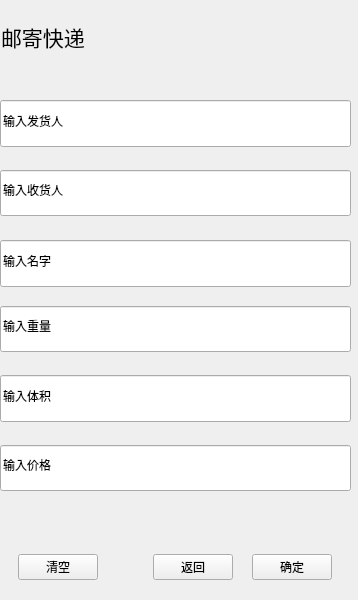
Old version of the form expressmail.ui in the repository sg-first/Express-System.
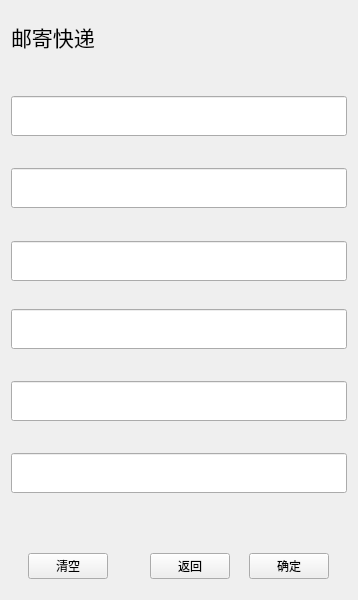
New version of the form.

The edit to the form file:
```diff
--- a/expressmail.ui
+++ b/expressmail.ui
@@ -13,15 +13,25 @@
   <property name="windowTitle">
    <string>Form</string>
   </property>
+  <layout class="QVBoxLayout" name="verticalLayout_2">
+   <item>
+    <spacer name="verticalSpacer_8">
+     <property name="orientation">
+      <enum>Qt::Vertical</enum>
+     </property>
+     <property name="sizeType">
+      <enum>QSizePolicy::Minimum</enum>
+     </property>
+     <property name="sizeHint" stdset="0">
+      <size>
+       <width>20</width>
+       <height>10</height>
+      </size>
+     </property>
+    </spacer>
+   </item>
+   <item>
   <widget class="QLabel" name="label">
-   <property name="geometry">
-    <rect>
-     <x>1</x>
-     <y>21</y>
-     <width>108</width>
-     <height>32</height>
-    </rect>
-   </property>
    <property name="sizePolicy">
     <sizepolicy hsizetype="Fixed" vsizetype="Fixed">
      <horstretch>0</horstretch>
@@ -41,127 +51,24 @@
     <set>Qt::AlignLeading|Qt::AlignLeft|Qt::AlignVCenter</set>
    </property>
   </widget>
-  <widget class="QWidget" name="layoutWidget">
-   <property name="geometry">
-    <rect>
-     <x>1</x>
-     <y>554</y>
-     <width>349</width>
-     <height>26</height>
-    </rect>
-   </property>
-   <layout class="QHBoxLayout" name="horizontalLayout">
+   </item>
     <item>
-     <spacer name="horizontalSpacer_2">
+    <spacer name="verticalSpacer_6">
       <property name="orientation">
-       <enum>Qt::Horizontal</enum>
+      <enum>Qt::Vertical</enum>
       </property>
       <property name="sizeType">
        <enum>QSizePolicy::Preferred</enum>
       </property>
       <property name="sizeHint" stdset="0">
        <size>
-        <width>17</width>
-        <height>20</height>
+       <width>20</width>
+       <height>28</height>
        </size>
       </property>
      </spacer>
     </item>
     <item>
-     <widget class="QPushButton" name="pushButton">
-      <property name="sizePolicy">
-       <sizepolicy hsizetype="Preferred" vsizetype="Fixed">
-        <horstretch>0</horstretch>
-        <verstretch>0</verstretch>
-       </sizepolicy>
-      </property>
-      <property name="text">
-       <string>清空</string>
-      </property>
-     </widget>
-    </item>
-    <item>
-     <spacer name="horizontalSpacer_4">
-      <property name="orientation">
-       <enum>Qt::Horizontal</enum>
-      </property>
-      <property name="sizeHint" stdset="0">
-       <size>
-        <width>17</width>
-        <height>20</height>
-       </size>
-      </property>
-     </spacer>
-    </item>
-    <item>
-     <widget class="QPushButton" name="pushButton_3">
-      <property name="sizePolicy">
-       <sizepolicy hsizetype="Preferred" vsizetype="Fixed">
-        <horstretch>0</horstretch>
-        <verstretch>0</verstretch>
-       </sizepolicy>
-      </property>
-      <property name="text">
-       <string>返回</string>
-      </property>
-     </widget>
-    </item>
-    <item>
-     <spacer name="horizontalSpacer">
-      <property name="orientation">
-       <enum>Qt::Horizontal</enum>
-      </property>
-      <property name="sizeType">
-       <enum>QSizePolicy::Fixed</enum>
-      </property>
-      <property name="sizeHint" stdset="0">
-       <size>
-        <width>13</width>
-        <height>20</height>
-       </size>
-      </property>
-     </spacer>
-    </item>
-    <item>
-     <widget class="QPushButton" name="confirm">
-      <property name="sizePolicy">
-       <sizepolicy hsizetype="Preferred" vsizetype="Fixed">
-        <horstretch>0</horstretch>
-        <verstretch>0</verstretch>
-       </sizepolicy>
-      </property>
-      <property name="text">
-       <string>确定</string>
-      </property>
-     </widget>
-    </item>
-    <item>
-     <spacer name="horizontalSpacer_3">
-      <property name="orientation">
-       <enum>Qt::Horizontal</enum>
-      </property>
-      <property name="sizeType">
-       <enum>QSizePolicy::Fixed</enum>
-      </property>
-      <property name="sizeHint" stdset="0">
-       <size>
-        <width>18</width>
-        <height>20</height>
-       </size>
-      </property>
-     </spacer>
-    </item>
-   </layout>
-  </widget>
-  <widget class="QWidget" name="layoutWidget">
-   <property name="geometry">
-    <rect>
-     <x>0</x>
-     <y>100</y>
-     <width>351</width>
-     <height>391</height>
-    </rect>
-   </property>
    <layout class="QVBoxLayout" name="verticalLayout">
     <item>
      <widget class="QLineEdit" name="fahuo">
@@ -171,8 +78,14 @@
         <verstretch>0</verstretch>
        </sizepolicy>
       </property>
+       <property name="maximumSize">
+        <size>
+         <width>16777215</width>
+         <height>40</height>
+        </size>
+       </property>
       <property name="text">
-       <string>输入发货人</string>
+        <string/>
       </property>
      </widget>
     </item>
@@ -200,8 +113,14 @@
         <verstretch>0</verstretch>
        </sizepolicy>
       </property>
+       <property name="maximumSize">
+        <size>
+         <width>16777215</width>
+         <height>40</height>
+        </size>
+       </property>
       <property name="text">
-       <string>输入收货人</string>
+        <string/>
       </property>
      </widget>
     </item>
@@ -229,8 +148,14 @@
         <verstretch>0</verstretch>
        </sizepolicy>
       </property>
+       <property name="maximumSize">
+        <size>
+         <width>16777215</width>
+         <height>40</height>
+        </size>
+       </property>
       <property name="text">
-       <string>输入名字</string>
+        <string/>
       </property>
      </widget>
     </item>
@@ -258,8 +183,14 @@
         <verstretch>0</verstretch>
        </sizepolicy>
       </property>
+       <property name="maximumSize">
+        <size>
+         <width>16777215</width>
+         <height>40</height>
+        </size>
+       </property>
       <property name="text">
-       <string>输入重量</string>
+        <string/>
       </property>
      </widget>
     </item>
@@ -287,8 +218,14 @@
         <verstretch>0</verstretch>
        </sizepolicy>
       </property>
+       <property name="maximumSize">
+        <size>
+         <width>16777215</width>
+         <height>40</height>
+        </size>
+       </property>
       <property name="text">
-       <string>输入体积</string>
+        <string/>
       </property>
      </widget>
     </item>
@@ -316,13 +253,156 @@
         <verstretch>0</verstretch>
        </sizepolicy>
       </property>
+       <property name="maximumSize">
+        <size>
+         <width>16777215</width>
+         <height>40</height>
+        </size>
+       </property>
       <property name="text">
-       <string>输入价格</string>
+        <string/>
       </property>
      </widget>
     </item>
    </layout>
-  </widget>
+   </item>
+   <item>
+    <spacer name="verticalSpacer_7">
+     <property name="orientation">
+      <enum>Qt::Vertical</enum>
+     </property>
+     <property name="sizeType">
+      <enum>QSizePolicy::Preferred</enum>
+     </property>
+     <property name="sizeHint" stdset="0">
+      <size>
+       <width>20</width>
+       <height>40</height>
+      </size>
+     </property>
+    </spacer>
+   </item>
+   <item>
+    <layout class="QHBoxLayout" name="horizontalLayout">
+     <item>
+      <spacer name="horizontalSpacer_2">
+       <property name="orientation">
+        <enum>Qt::Horizontal</enum>
+       </property>
+       <property name="sizeType">
+        <enum>QSizePolicy::Preferred</enum>
+       </property>
+       <property name="sizeHint" stdset="0">
+        <size>
+         <width>17</width>
+         <height>20</height>
+        </size>
+       </property>
+      </spacer>
+     </item>
+     <item>
+      <widget class="QPushButton" name="pushButton">
+       <property name="sizePolicy">
+        <sizepolicy hsizetype="Preferred" vsizetype="Fixed">
+         <horstretch>0</horstretch>
+         <verstretch>0</verstretch>
+        </sizepolicy>
+       </property>
+       <property name="text">
+        <string>清空</string>
+       </property>
+      </widget>
+     </item>
+     <item>
+      <spacer name="horizontalSpacer_4">
+       <property name="orientation">
+        <enum>Qt::Horizontal</enum>
+       </property>
+       <property name="sizeHint" stdset="0">
+        <size>
+         <width>17</width>
+         <height>20</height>
+        </size>
+       </property>
+      </spacer>
+     </item>
+     <item>
+      <widget class="QPushButton" name="pushButton_3">
+       <property name="sizePolicy">
+        <sizepolicy hsizetype="Preferred" vsizetype="Fixed">
+         <horstretch>0</horstretch>
+         <verstretch>0</verstretch>
+        </sizepolicy>
+       </property>
+       <property name="text">
+        <string>返回</string>
+       </property>
+      </widget>
+     </item>
+     <item>
+      <spacer name="horizontalSpacer">
+       <property name="orientation">
+        <enum>Qt::Horizontal</enum>
+       </property>
+       <property name="sizeType">
+        <enum>QSizePolicy::Fixed</enum>
+       </property>
+       <property name="sizeHint" stdset="0">
+        <size>
+         <width>13</width>
+         <height>20</height>
+        </size>
+       </property>
+      </spacer>
+     </item>
+     <item>
+      <widget class="QPushButton" name="confirm">
+       <property name="sizePolicy">
+        <sizepolicy hsizetype="Preferred" vsizetype="Fixed">
+         <horstretch>0</horstretch>
+         <verstretch>0</verstretch>
+        </sizepolicy>
+       </property>
+       <property name="text">
+        <string>确定</string>
+       </property>
+      </widget>
+     </item>
+     <item>
+      <spacer name="horizontalSpacer_3">
+       <property name="orientation">
+        <enum>Qt::Horizontal</enum>
+       </property>
+       <property name="sizeType">
+        <enum>QSizePolicy::Fixed</enum>
+       </property>
+       <property name="sizeHint" stdset="0">
+        <size>
+         <width>18</width>
+         <height>20</height>
+        </size>
+       </property>
+      </spacer>
+     </item>
+    </layout>
+   </item>
+   <item>
+    <spacer name="verticalSpacer_9">
+     <property name="orientation">
+      <enum>Qt::Vertical</enum>
+     </property>
+     <property name="sizeType">
+      <enum>QSizePolicy::Minimum</enum>
+     </property>
+     <property name="sizeHint" stdset="0">
+      <size>
+       <width>20</width>
+       <height>10</height>
+      </size>
+     </property>
+    </spacer>
+   </item>
+  </layout>
  </widget>
  <resources/>
  <connections/>
```
Lines whose indentation alone changed are shown as unchanged.
